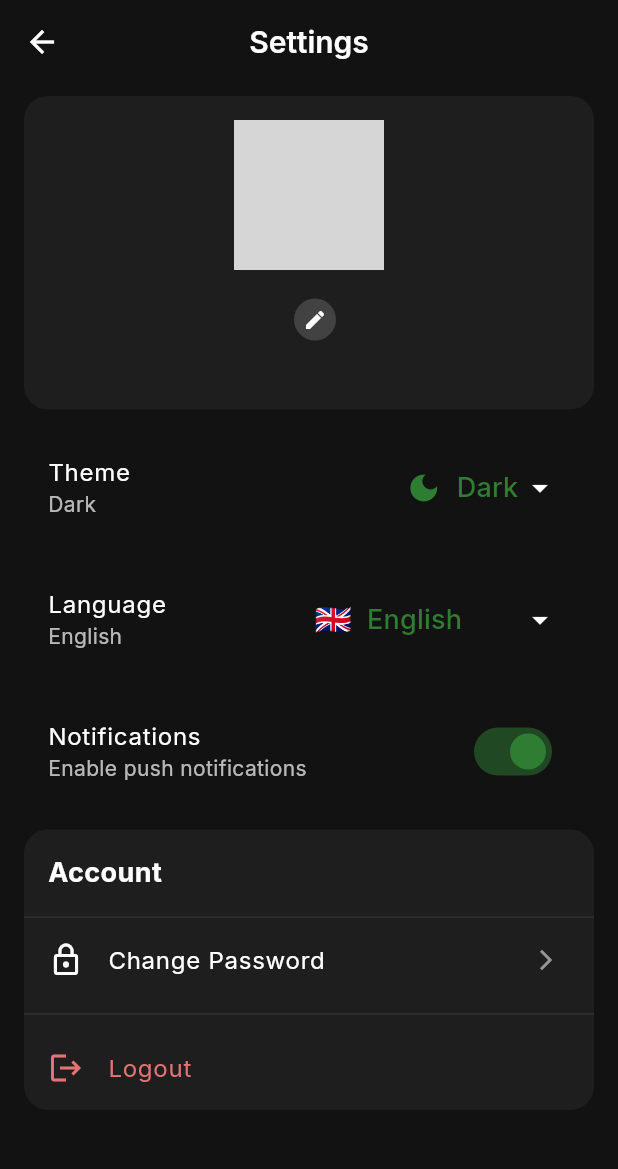
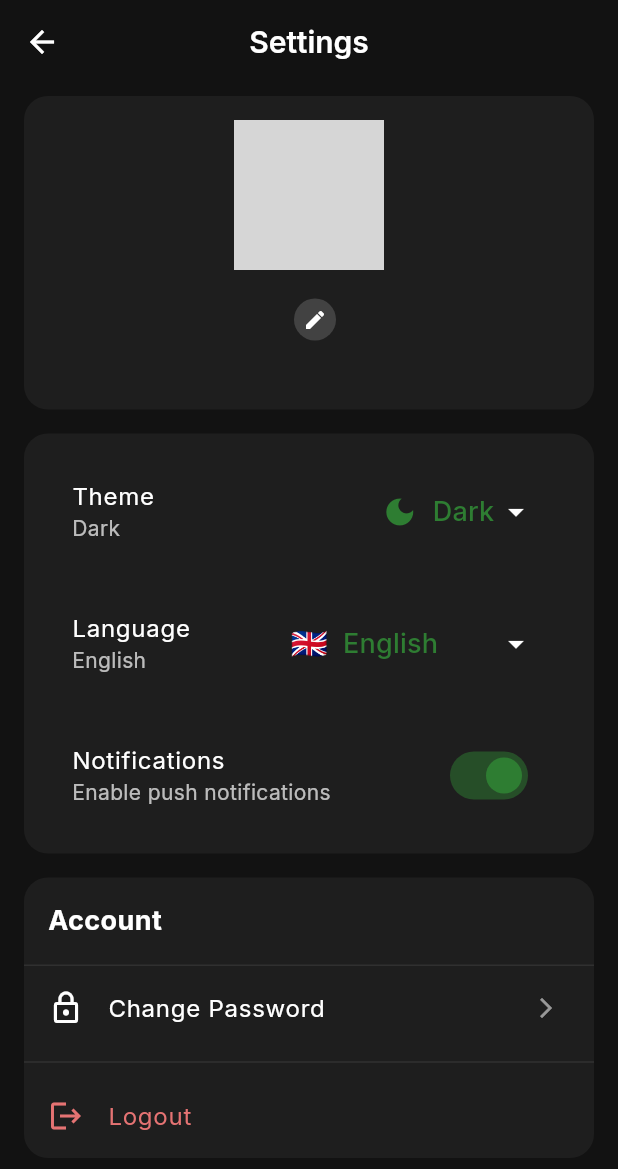
Before and after one commit to tadyuh76/monie, a Flutter app: the SettingsPage screen opened by its route, on a phone screen of 412 x 824 dp. Shown: the top 1169 px of the screen. Run offline on Flutter 3.47's test engine with Material 3 defaults, Android fonts, the phone set to English and light mode, and no system bars; our stand-ins replace dartz, equatable, fl_chart, flutter_bloc, flutter_dotenv, get_it and 5 more; accounts and stored records are empty; network calls fail; grey boxes are pictures that could not be loaded.

Commit message:
update backgound

```diff
--- a/lib/features/settings/presentation/pages/settings_page.dart
+++ b/lib/features/settings/presentation/pages/settings_page.dart
@@ -275,11 +275,32 @@ class _SettingsPageState extends State<SettingsPage> {
           else
             Column(
               children: [
-                _buildThemeSelector(state),
-                const SizedBox(height: 16),
-                _buildLanguageSelector(state),
-                const SizedBox(height: 16),
-                _buildNotificationsToggle(state),
+                Container(
+                  width: double.infinity,
+                  padding: const EdgeInsets.all(16),
+                  decoration: BoxDecoration(
+                    color: Theme.of(context).brightness == Brightness.dark
+                        ? AppColors.surface
+                        : Colors.white,
+                    borderRadius: BorderRadius.circular(16),
+                    boxShadow: Theme.of(context).brightness == Brightness.light
+                        ? [BoxShadow(
+                            color: Colors.black.withOpacity(0.05),
+                            blurRadius: 10,
+                            offset: const Offset(0, 5),
+                          )]
+                        : null,
+                  ),
+                  child: Column(
+                    children: [
+                      _buildThemeSelector(state),
+                      const SizedBox(height: 16),
+                      _buildLanguageSelector(state),
+                      const SizedBox(height: 16),
+                      _buildNotificationsToggle(state),
+                    ],
+                  ),
+                ),
                 const SizedBox(height: 16),
                 SettingsSectionWidget(
                   title: context.tr('settings_account'),
```
